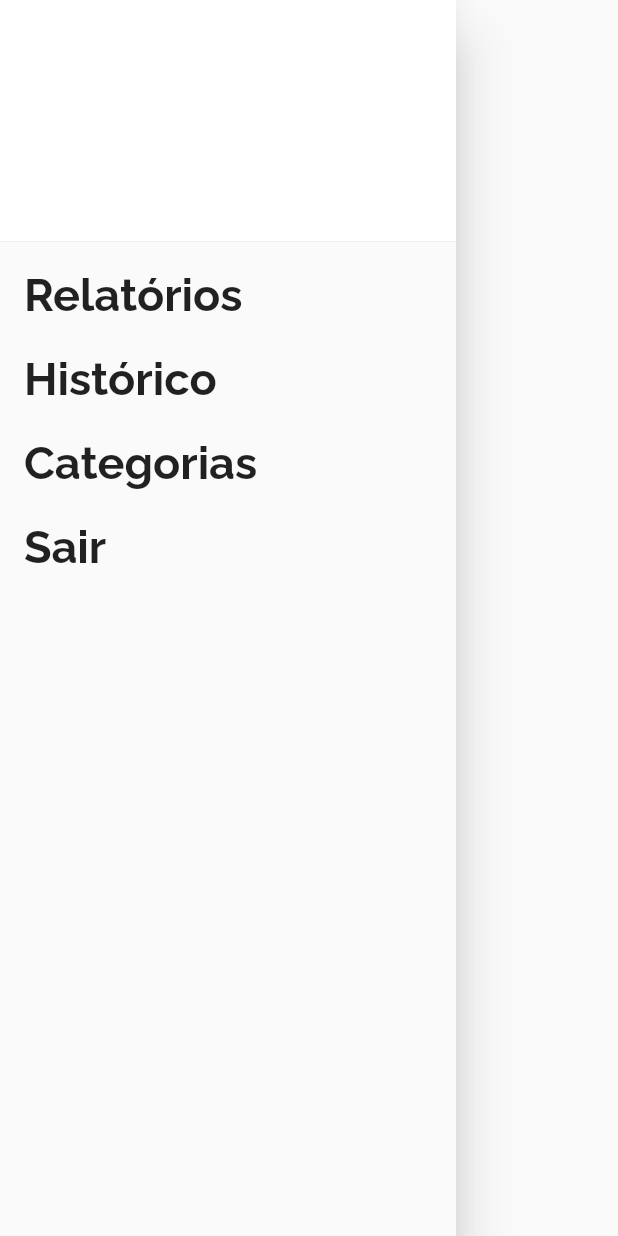
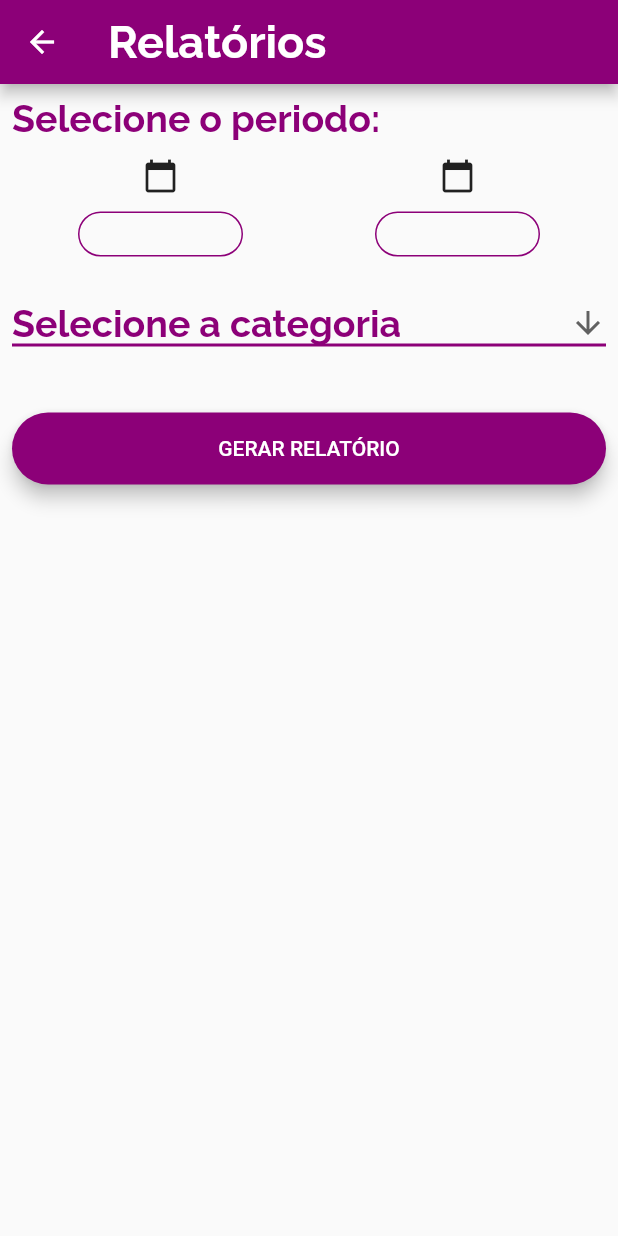
Before and after one commit to paulocfferrao/realSpentApp, a Flutter app: the Menu widget shown alone on an empty page, opened directly, after a tap on "Relatórios", on a phone screen of 412 x 824 dp. Run offline on Flutter 3.47's test engine with Material 2 defaults, Android fonts, the phone set to English and light mode, and no system bars; our stand-ins replace animated_text_kit, carousel_slider, cloud_firestore, firebase_auth, firebase_core, flutter_masked_text and 1 more; missing offline and left inert: confirm_dialog; accounts and stored records are empty.

Commit message:
Criada primeira parte da tela de relatórios.

```diff
--- a/lib/components/menu.dart
+++ b/lib/components/menu.dart
@@ -3,6 +3,7 @@ import 'package:flutter/material.dart';
 import 'package:real_spent_app/components/menuItem.dart';
 import 'package:real_spent_app/constants.dart';
 import 'package:real_spent_app/model/Usuario.dart';
+import 'package:real_spent_app/views/relatorio_screen.dart';
 
 class Menu extends StatelessWidget {
   const Menu({
@@ -28,7 +29,7 @@ class Menu extends StatelessWidget {
           MenuItem(
             texto: "Relatórios",
             onTapF: () {
-              //todo: Programar tela de relatórios
+              Navigator.pushNamed(context, Relatorio_screen.id);
             },
           ),
           MenuItem(
--- a/lib/model/Categoria.dart
+++ b/lib/model/Categoria.dart
@@ -25,7 +25,6 @@ class Categoria {
       for (var categoria in snapshot.docs) {
         globals.gCategorias.add(categoria.data()['descricao']);
       }
-      print("rodou");
     }
   }
 
--- a/lib/model/Operacao.dart
+++ b/lib/model/Operacao.dart
@@ -96,3 +96,4 @@ class Operacao {
     operacoes.doc(id).update(map);
   }
 }
+//todo: função para retornar lista de operações
--- a/lib/views/home_screen.dart
+++ b/lib/views/home_screen.dart
@@ -1,11 +1,8 @@
-import 'dart:math';
-import 'package:cloud_firestore/cloud_firestore.dart';
 import 'package:flutter/material.dart';
 import 'package:carousel_slider/carousel_slider.dart';
 import 'package:real_spent_app/components/ListaOperacoes.dart';
 import 'package:real_spent_app/components/menu.dart';
 import 'package:real_spent_app/constants.dart';
-import 'package:real_spent_app/model/Operacao.dart';
 import 'package:real_spent_app/util/buildValueListenableBuilder.dart';
 import 'package:real_spent_app/util/datas.dart';
 import 'package:real_spent_app/views/operacao_screen.dart';
--- /dev/null
+++ b/lib/views/relatorio_screen.dart
@@ -0,0 +1,164 @@
+import 'package:flutter/cupertino.dart';
+import 'package:flutter/material.dart';
+import 'package:real_spent_app/components/rounded_button.dart';
+import 'package:real_spent_app/constants.dart';
+import 'package:real_spent_app/globals.dart' as globals;
+
+String dropdownValueCat = 'Selecione a categoria';
+
+class Relatorio_screen extends StatefulWidget {
+  static String id = "/relatorio";
+
+  @override
+  _Relatorio_screenState createState() => _Relatorio_screenState();
+}
+
+class _Relatorio_screenState extends State<Relatorio_screen> {
+  String initialDate = null;
+  String finalDate = null;
+
+  calendario(String data) async {
+    DateTime temp = await showDatePicker(
+      context: context,
+      initialDate: DateTime(2021, DateTime.now().month),
+      firstDate: DateTime(2021),
+      lastDate: DateTime.now(),
+    );
+    setState(() {
+      if (data == "inicio") {
+        initialDate = kShowDateFormat.format(temp).toString();
+      } else {
+        finalDate = kShowDateFormat.format(temp).toString();
+      }
+    });
+  }
+
+  @override
+  Widget build(BuildContext context) {
+    return Scaffold(
+      appBar: AppBar(
+        backgroundColor: kSecondColor,
+        title: Text(
+          "Relatórios",
+          style: kHeaderTextStyle.copyWith(color: Colors.white),
+        ),
+      ),
+      body: SafeArea(
+        child: Padding(
+          padding: const EdgeInsets.all(8.0),
+          child: Column(
+            crossAxisAlignment: CrossAxisAlignment.stretch,
+            mainAxisAlignment: MainAxisAlignment.start,
+            children: [
+              Text(
+                "Selecione o periodo:",
+                style: kHeaderTextStyle.copyWith(fontSize: 25),
+              ),
+              Row(
+                mainAxisAlignment: MainAxisAlignment.spaceAround,
+                crossAxisAlignment: CrossAxisAlignment.center,
+                children: [
+                  Column(
+                    children: [
+                      IconButton(
+                          onPressed: () {
+                            calendario("inicio");
+                          },
+                          icon: Icon(
+                            Icons.calendar_today,
+                          )),
+                      SizedBox(
+                        child: TextField(
+                          decoration: kInputDecoration.copyWith(
+                            contentPadding: EdgeInsets.all(5),
+                          ),
+                          controller: TextEditingController(
+                            text: initialDate,
+                          ),
+                        ),
+                        width: 110,
+                        height: 30,
+                      ),
+                    ],
+                  ),
+                  Column(
+                    children: [
+                      IconButton(
+                          onPressed: () {
+                            calendario("fim");
+                          },
+                          icon: Icon(
+                            Icons.calendar_today,
+                          )),
+                      SizedBox(
+                        child: TextField(
+                          decoration: kInputDecoration.copyWith(
+                              contentPadding: EdgeInsets.all(5)),
+                          controller: TextEditingController(
+                            text: finalDate,
+                          ),
+                        ),
+                        width: 110,
+                        height: 30,
+                      ),
+                    ],
+                  ),
+                ],
+              ),
+              SizedBox(
+                height: 20.0,
+              ),
+              DropdownButton<String>(
+                isExpanded: true,
+                value: dropdownValueCat,
+                icon: Icon(
+                  Icons.arrow_downward,
+                ),
+                iconSize: 24,
+                elevation: 16,
+                style: TextStyle(color: kSecondColor),
+                underline: Container(
+                  height: 2,
+                  color: kSecondColor,
+                ),
+                onChanged: (String newValue) {
+                  setState(() {
+                    dropdownValueCat = newValue; //CategoriaDrop
+                    //operacao.categoria = newValue;
+                  });
+                },
+                items: globals.gCategorias
+                    .map<DropdownMenuItem<String>>((String value) {
+                  return DropdownMenuItem<String>(
+                    value: value,
+                    child: Text(
+                      value,
+                      style: kHeaderTextStyle.copyWith(fontSize: 25),
+                    ),
+                  );
+                }).toList(),
+              ),
+              SizedBox(
+                height: 20.0,
+              ),
+              RoundedButton(kSecondColor, 'GERAR RELATÓRIO', () {
+                //todo: Gerar relatório
+
+                // Mostra modal
+                // Categoria = dropdownValueCat / todos
+                // Periodo initialDate até finalDate
+                // Entradas: R$ xxx,xx
+                // Saídas: R$ xxx,xx
+                // Total: R$ xxx,xx > Padrão de cores da home
+
+                /*todo: função que retorne lista de operações, pode ser utilizada para home_screen e histórico
+                       Parametros: data inicial, data final, categoria, usuario*/
+              }),
+            ],
+          ),
+        ),
+      ),
+    );
+    //throw UnimplementedError();
+  }
+}
--- a/pubspec.yaml
+++ b/pubspec.yaml
@@ -29,6 +29,7 @@ dependencies:
   #image_picker: ^0.6.7+11
   flutter_masked_text: ^0.8.0
   confirm_dialog: ^1.0.0
+  intl: ^0.16.1
 
 
 
```
Also changed, not shown: lib/components/ListaOperacoes.dart (+0 -10 lines), lib/constants.dart (+6 -3 lines), lib/main.dart (+29 -2 lines), lib/views/login_screen.dart (+13 -22 lines), lib/views/operacao_screen.dart (+2 -10 lines), lib/views/waitingScreen.dart (+17 -13 lines), pubspec.lock.
